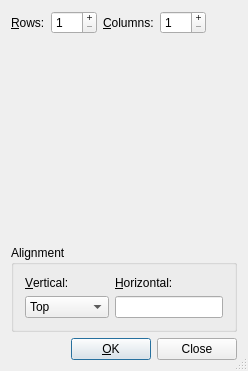
Above: src/frontends/qt4/ui/MathMatrixUi.ui from rpavlik/lyx-lucid-backport before the change. Below: the same form after it.
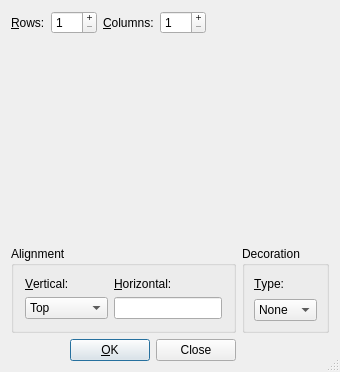
That is the form after the change. Custom widgets are drawn as their Qt base class.

What changed in the file:
```diff
--- a/src/frontends/qt4/ui/MathMatrixUi.ui
+++ b/src/frontends/qt4/ui/MathMatrixUi.ui
@@ -1,12 +1,12 @@
 <ui version="4.0" >
  <class>MathMatrixUi</class>
- <widget class="QDialog" name="MathMatrixUi" >
-  <property name="geometry" >
+ <widget class="QDialog" name="MathMatrixUi">
+  <property name="geometry">
    <rect>
     <x>0</x>
     <y>0</y>
-    <width>248</width>
-    <height>371</height>
+    <width>340</width>
+    <height>372</height>
    </rect>
   </property>
   <property name="windowTitle" >
@@ -15,21 +15,15 @@
   <property name="sizeGripEnabled" >
    <bool>true</bool>
   </property>
-  <layout class="QGridLayout" >
-   <property name="margin" >
-    <number>11</number>
-   </property>
-   <property name="spacing" >
-    <number>6</number>
-   </property>
-   <item row="0" column="0" colspan="2" >
-    <layout class="QHBoxLayout" >
-     <property name="margin" >
-      <number>0</number>
-     </property>
-     <property name="spacing" >
+  <layout class="QGridLayout" name="gridLayout">
+   <item row="0" column="0" colspan="2">
+    <layout class="QHBoxLayout">
+     <property name="spacing">
       <number>6</number>
      </property>
+     <property name="margin">
+      <number>0</number>
+     </property>
      <item>
       <widget class="QLabel" name="rowsL" >
        <property name="toolTip" >
@@ -106,28 +100,10 @@
      </item>
     </layout>
    </item>
-   <item row="1" column="1" >
-    <spacer>
-     <property name="orientation" >
-      <enum>Qt::Horizontal</enum>
-     </property>
-     <property name="sizeType" >
-      <enum>QSizePolicy::MinimumExpanding</enum>
-     </property>
-     <property name="sizeHint" >
-      <size>
-       <width>20</width>
-       <height>20</height>
-      </size>
-     </property>
-    </spacer>
-   </item>
-   <item row="1" column="0" >
-    <widget class="EmptyTable" name="table" >
-     <property name="sizePolicy" >
-      <sizepolicy>
-       <hsizetype>5</hsizetype>
-       <vsizetype>5</vsizetype>
+   <item row="1" column="0">
+    <widget class="EmptyTable" name="table" native="true">
+     <property name="sizePolicy">
+      <sizepolicy hsizetype="Preferred" vsizetype="Preferred">
        <horstretch>0</horstretch>
        <verstretch>0</verstretch>
       </sizepolicy>
@@ -137,52 +113,28 @@
      </property>
     </widget>
    </item>
-   <item row="4" column="0" colspan="2" >
-    <layout class="QHBoxLayout" >
-     <property name="margin" >
-      <number>0</number>
+   <item row="1" column="1">
+    <spacer>
+     <property name="orientation">
+      <enum>Qt::Horizontal</enum>
      </property>
-     <property name="spacing" >
-      <number>6</number>
+     <property name="sizeType">
+      <enum>QSizePolicy::MinimumExpanding</enum>
      </property>
-     <item>
-      <spacer>
-       <property name="orientation" >
-        <enum>Qt::Horizontal</enum>
-       </property>
-       <property name="sizeType" >
-        <enum>QSizePolicy::Expanding</enum>
-       </property>
-       <property name="sizeHint" >
-        <size>
-         <width>20</width>
-         <height>20</height>
-        </size>
-       </property>
-      </spacer>
-     </item>
-     <item>
-      <widget class="QPushButton" name="okPB" >
-       <property name="text" >
-        <string>&amp;OK</string>
-       </property>
-      </widget>
-     </item>
-     <item>
-      <widget class="QPushButton" name="closePB" >
-       <property name="text" >
-        <string>Close</string>
-       </property>
-      </widget>
-     </item>
-    </layout>
+     <property name="sizeHint" stdset="0">
+      <size>
+       <width>20</width>
+       <height>20</height>
+      </size>
+     </property>
+    </spacer>
    </item>
-   <item row="2" column="0" >
+   <item row="2" column="0">
     <spacer>
-     <property name="orientation" >
+     <property name="orientation">
       <enum>Qt::Vertical</enum>
      </property>
-     <property name="sizeType" >
+     <property name="sizeType">
       <enum>QSizePolicy::MinimumExpanding</enum>
      </property>
      <property name="sizeHint" >
@@ -193,21 +145,21 @@
      </property>
     </spacer>
    </item>
-   <item row="3" column="0" colspan="2" >
-    <widget class="QGroupBox" name="alignmentG" >
-     <property name="title" >
+   <item row="3" column="0" colspan="2">
+    <widget class="QGroupBox" name="alignmentGB">
+     <property name="title">
       <string>Alignment</string>
      </property>
-     <layout class="QGridLayout" >
-      <property name="margin" >
+     <layout class="QGridLayout" name="grid_1">
+      <property name="margin">
        <number>11</number>
       </property>
-      <property name="spacing" >
+      <property name="spacing">
        <number>6</number>
       </property>
-      <item row="1" column="0" >
-       <widget class="QComboBox" name="valignCO" >
-        <property name="toolTip" >
+      <item row="1" column="0">
+       <widget class="QComboBox" name="valignCO">
+        <property name="toolTip">
          <string>Vertical alignment</string>
         </property>
         <item>
@@ -227,9 +179,9 @@
         </item>
        </widget>
       </item>
-      <item row="0" column="0" >
-       <widget class="QLabel" name="valignLA" >
-        <property name="text" >
+      <item row="0" column="0">
+       <widget class="QLabel" name="valignLA">
+        <property name="text">
          <string>&amp;Vertical:</string>
         </property>
         <property name="alignment" >
@@ -240,12 +192,10 @@
         </property>
        </widget>
       </item>
-      <item row="1" column="1" >
-       <widget class="QLineEdit" name="halignED" >
-        <property name="sizePolicy" >
-         <sizepolicy>
-          <hsizetype>1</hsizetype>
-          <vsizetype>0</vsizetype>
+      <item row="1" column="1">
+       <widget class="QLineEdit" name="halignED">
+        <property name="sizePolicy">
+         <sizepolicy hsizetype="Minimum" vsizetype="Fixed">
           <horstretch>0</horstretch>
           <verstretch>0</verstretch>
          </sizepolicy>
@@ -255,9 +205,9 @@
         </property>
        </widget>
       </item>
-      <item row="0" column="1" >
-       <widget class="QLabel" name="widthLA_2" >
-        <property name="text" >
+      <item row="0" column="1">
+       <widget class="QLabel" name="widthLA_2">
+        <property name="text">
          <string>&amp;Horizontal:</string>
         </property>
         <property name="buddy" >
@@ -268,6 +218,105 @@
      </layout>
     </widget>
    </item>
+   <item row="3" column="2">
+    <widget class="QGroupBox" name="decorationtGB">
+     <property name="title">
+      <string>Decoration</string>
+     </property>
+     <layout class="QGridLayout" name="grid_2">
+      <item row="0" column="0">
+       <widget class="QLabel" name="typeLA">
+        <property name="text">
+         <string>&amp;Type:</string>
+        </property>
+        <property name="alignment">
+         <set>Qt::AlignLeading|Qt::AlignLeft|Qt::AlignVCenter</set>
+        </property>
+        <property name="buddy">
+         <cstring>valignCO</cstring>
+        </property>
+       </widget>
+      </item>
+      <item row="1" column="0">
+       <widget class="QComboBox" name="decorationCO">
+        <property name="toolTip">
+         <string>decoration type / matrix border</string>
+        </property>
+        <item>
+         <property name="text">
+          <string>None</string>
+         </property>
+        </item>
+        <item>
+         <property name="text">
+          <string>[x]</string>
+         </property>
+        </item>
+        <item>
+         <property name="text">
+          <string>(x)</string>
+         </property>
+        </item>
+        <item>
+         <property name="text">
+          <string>{x}</string>
+         </property>
+        </item>
+        <item>
+         <property name="text">
+          <string>|x|</string>
+         </property>
+        </item>
+        <item>
+         <property name="text">
+          <string>||x||</string>
+         </property>
+        </item>
+       </widget>
+      </item>
+     </layout>
+    </widget>
+   </item>
+   <item row="4" column="0" colspan="2">
+    <layout class="QHBoxLayout">
+     <property name="spacing">
+      <number>6</number>
+     </property>
+     <property name="margin">
+      <number>0</number>
+     </property>
+     <item>
+      <spacer>
+       <property name="orientation">
+        <enum>Qt::Horizontal</enum>
+       </property>
+       <property name="sizeType">
+        <enum>QSizePolicy::Expanding</enum>
+       </property>
+       <property name="sizeHint" stdset="0">
+        <size>
+         <width>20</width>
+         <height>20</height>
+        </size>
+       </property>
+      </spacer>
+     </item>
+     <item>
+      <widget class="QPushButton" name="okPB">
+       <property name="text">
+        <string>&amp;OK</string>
+       </property>
+      </widget>
+     </item>
+     <item>
+      <widget class="QPushButton" name="closePB">
+       <property name="text">
+        <string>Close</string>
+       </property>
+      </widget>
+     </item>
+    </layout>
+   </item>
   </layout>
  </widget>
  <pixmapfunction></pixmapfunction>
```
Left out of the diff: 81 changed lines with no effect on the pictures.
